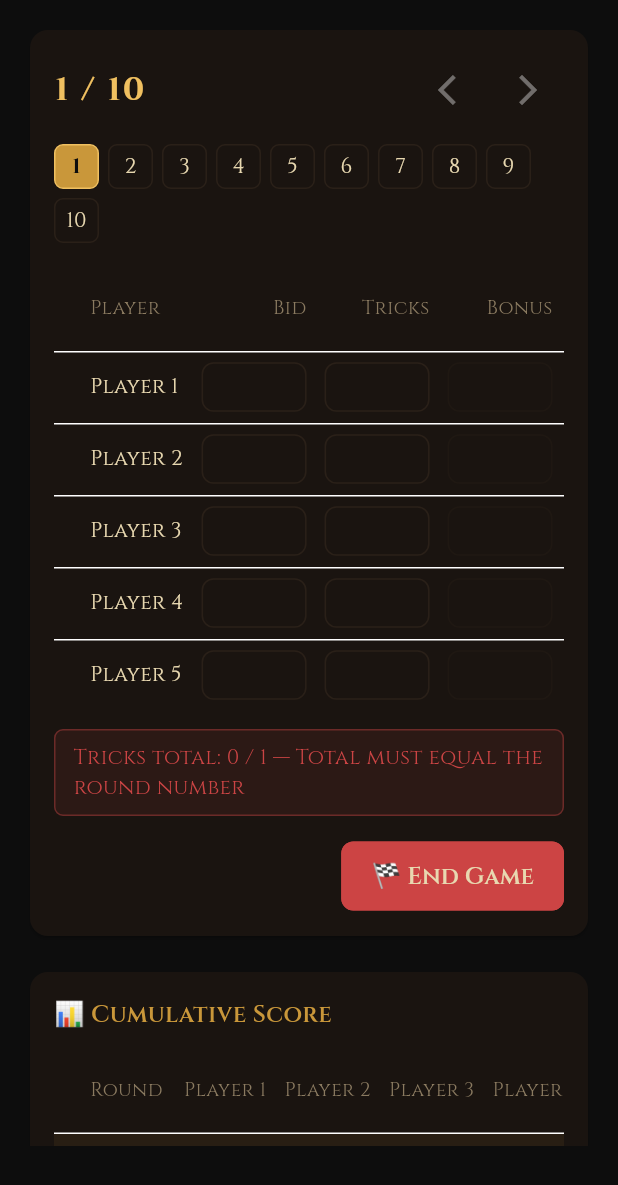
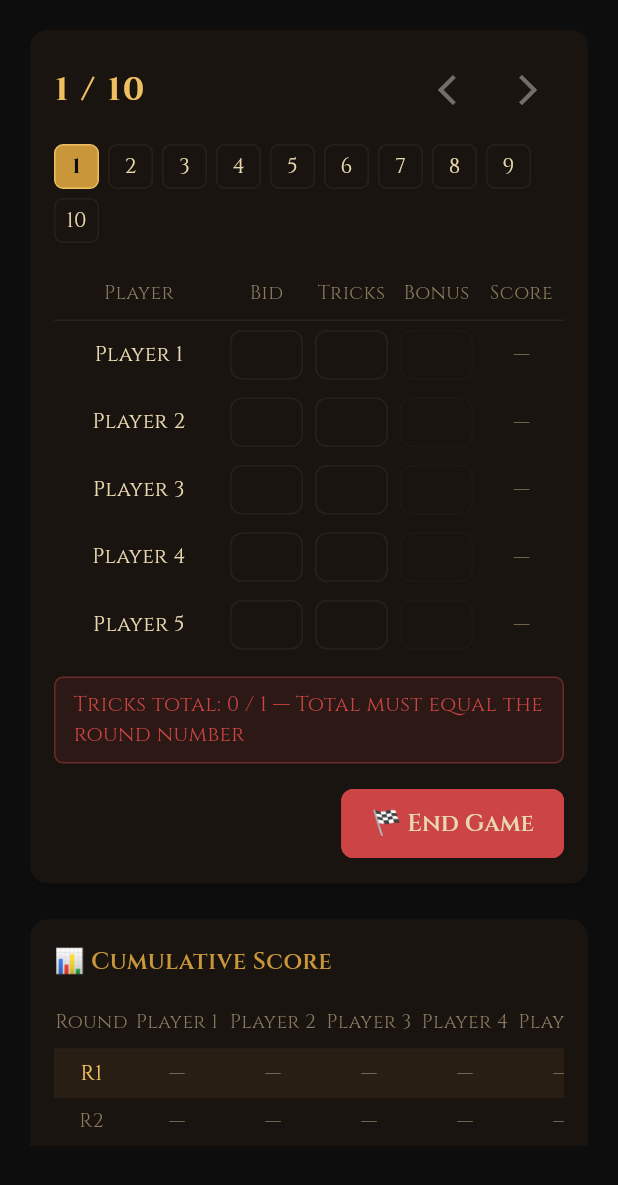
Before and after one commit to iOS-Kiwon/quick_board, a Flutter app: the screen it shows after launch, after a tap on "⚓ Start Game", on a phone screen of 412 x 824 dp. Shown: the top 1185 px of the screen. Run offline on Flutter 3.47's test engine with Material 3 defaults, Android fonts, the phone set to English and light mode, and no system bars; our stand-ins replace flutter_riverpod, go_router, google_fonts, google_mobile_ads, screenshot, share_plus; network calls fail.

Commit message:
feat: 키보드 dismiss, 플레이어명 5자 제한, 표 레이아웃 개선
1. 두 앱: 화면 빈 영역 탭 시 키보드 닫힘 (MaterialApp builder GestureDetector)
2. 스컬킹 ScoreInputTable: 헤더/플레이어명 center alignment + 폭 꽉 차게 (Row+Expanded)
3. 두 앱: 플레이어 이름 입력 5자 제한 (skulking PlayerNameInput, yacht TextField)
4. 스컬킹 ScoreInputTable: DataTable → Row+Expanded로 폭 꽉 차게
5. 스컬킹 ScoreboardTable: LayoutBuilder로 fill/scroll 자동 전환
   - 화면에 맞으면 폭 꽉 채워 분배, 부족하면 가로 스크롤

빌드 검증: skulking, yacht 모두 iOS Release 빌드 성공.

Co-Authored-By: Claude Sonnet 4.6 <noreply@anthropic.com>

```diff
--- a/quick-board-flutter/apps/skulking/lib/main.dart
+++ b/quick-board-flutter/apps/skulking/lib/main.dart
@@ -29,6 +29,11 @@ class SkulkingApp extends StatelessWidget {
       routerConfig: appRouter,
       theme: AppTheme.dark,
       onGenerateTitle: (context) => AppLocalizations.of(context)!.appName,
+      builder: (context, child) => GestureDetector(
+        behavior: HitTestBehavior.translucent,
+        onTap: () => FocusManager.instance.primaryFocus?.unfocus(),
+        child: child,
+      ),
       localizationsDelegates: const [
         AppLocalizations.delegate,
         GlobalMaterialLocalizations.delegate,
--- a/quick-board-flutter/apps/skulking/lib/widgets/score_input_table.dart
+++ b/quick-board-flutter/apps/skulking/lib/widgets/score_input_table.dart
@@ -99,49 +99,116 @@ class _ScoreInputTableState extends State<ScoreInputTable> {
   @override
   Widget build(BuildContext context) {
     final l = AppLocalizations.of(context)!;
-    return SingleChildScrollView(
-      scrollDirection: Axis.horizontal,
-      child: DataTable(
-        headingTextStyle: AppTextStyles.bodyDim,
-        dataTextStyle: AppTextStyles.body,
-        columnSpacing: 12,
-        columns: [
-          DataColumn(label: Text(l.playerHeader, style: AppTextStyles.bodyDim)),
-          DataColumn(label: Text(l.predictedWins, style: AppTextStyles.bodyDim), numeric: true),
-          DataColumn(label: Text(l.actualWins, style: AppTextStyles.bodyDim), numeric: true),
-          DataColumn(label: Text(l.bonus, style: AppTextStyles.bodyDim), numeric: true),
-          DataColumn(label: Text(l.roundScore, style: AppTextStyles.bodyDim), numeric: true),
+
+    return Column(
+      children: [
+        _headerRow(l),
+        const Divider(height: 1, color: AppColors.border),
+        ...List.generate(widget.players.length, (i) => _playerRow(i)),
       ],
-        rows: List.generate(widget.players.length, (i) {
+    );
+  }
+
+  Widget _headerRow(AppLocalizations l) {
+    return Padding(
+      padding: const EdgeInsets.symmetric(vertical: 8),
+      child: Row(
+        children: [
+          Expanded(
+            flex: 2,
+            child: Text(
+              l.playerHeader,
+              style: AppTextStyles.bodyDim,
+              textAlign: TextAlign.center,
+            ),
+          ),
+          Expanded(
+            child: Text(
+              l.predictedWins,
+              style: AppTextStyles.bodyDim,
+              textAlign: TextAlign.center,
+            ),
+          ),
+          Expanded(
+            child: Text(
+              l.actualWins,
+              style: AppTextStyles.bodyDim,
+              textAlign: TextAlign.center,
+            ),
+          ),
+          Expanded(
+            child: Text(
+              l.bonus,
+              style: AppTextStyles.bodyDim,
+              textAlign: TextAlign.center,
+            ),
+          ),
+          Expanded(
+            child: Text(
+              l.roundScore,
+              style: AppTextStyles.bodyDim,
+              textAlign: TextAlign.center,
+            ),
+          ),
+        ],
+      ),
+    );
+  }
+
+  Widget _playerRow(int i) {
     final saved = widget.savedScores[i];
     final bonusApplies = saved != null &&
         saved.predictedWins > 0 &&
         saved.predictedWins == saved.actualWins;
 
-          return DataRow(cells: [
-            DataCell(Text(widget.players[i])),
-            DataCell(_numberField(_bidCtrl[i], i, focusNode: i == 0 ? _firstBidFocus : null)),
-            DataCell(_numberField(_tricksCtrl[i], i)),
-            DataCell(
-              Opacity(
+    return Padding(
+      padding: const EdgeInsets.symmetric(vertical: 6),
+      child: Row(
+        crossAxisAlignment: CrossAxisAlignment.center,
+        children: [
+          Expanded(
+            flex: 2,
+            child: Text(
+              widget.players[i],
+              style: AppTextStyles.body,
+              textAlign: TextAlign.center,
+              maxLines: 1,
+              overflow: TextOverflow.ellipsis,
+            ),
+          ),
+          Expanded(
+            child: _numberField(
+              _bidCtrl[i],
+              i,
+              focusNode: i == 0 ? _firstBidFocus : null,
+            ),
+          ),
+          Expanded(child: _numberField(_tricksCtrl[i], i)),
+          Expanded(
+            child: Opacity(
               opacity: bonusApplies ? 1.0 : 0.35,
               child: _numberField(_bonusCtrl[i], i),
             ),
           ),
-            DataCell(
-              saved != null
+          Expanded(
+            child: Center(
+              child: saved != null
                   ? ScoreCard(score: saved.roundScore)
                   : Text('—', style: AppTextStyles.bodyDim),
             ),
-          ]);
-        }),
+          ),
+        ],
       ),
     );
   }
 
-  Widget _numberField(TextEditingController ctrl, int playerIndex, {FocusNode? focusNode}) {
-    return SizedBox(
-      width: 70,
+  Widget _numberField(
+    TextEditingController ctrl,
+    int playerIndex, {
+    FocusNode? focusNode,
+  }) {
+    return Padding(
+      padding: const EdgeInsets.symmetric(horizontal: 4),
       child: TextField(
         controller: ctrl,
         focusNode: focusNode,
--- a/quick-board-flutter/apps/skulking/lib/widgets/scoreboard_table.dart
+++ b/quick-board-flutter/apps/skulking/lib/widgets/scoreboard_table.dart
@@ -18,63 +18,145 @@ class ScoreboardTable extends StatelessWidget {
   final int currentRound;
   final List<int> totalScores;
 
+  static const double _roundColumnWidth = 50.0;
+  static const double _minPlayerColumnWidth = 64.0;
+
   @override
   Widget build(BuildContext context) {
     final l = AppLocalizations.of(context)!;
+
     return LayoutBuilder(
-      builder: (context, constraints) => SingleChildScrollView(
+      builder: (context, constraints) {
+        final available = constraints.maxWidth;
+        final minTotal = _roundColumnWidth + _minPlayerColumnWidth * players.length;
+
+        if (available >= minTotal) {
+          // 화면 폭에 꽉 차도록 분배
+          final playerColWidth =
+              (available - _roundColumnWidth) / players.length;
+          return _buildTable(l, playerColWidth: playerColWidth, totalWidth: available);
+        }
+
+        // 가로 스크롤 모드
+        return SingleChildScrollView(
           scrollDirection: Axis.horizontal,
-        child: ConstrainedBox(
-          constraints: BoxConstraints(minWidth: constraints.maxWidth),
-          child: Center(
-            child: DataTable(
-              headingTextStyle: AppTextStyles.bodyDim,
-              dataTextStyle: AppTextStyles.body,
-              columnSpacing: 12,
-              columns: [
-                DataColumn(label: Text(l.roundHeader, style: AppTextStyles.bodyDim)),
-                ...players.map((p) => DataColumn(
-                      label: Text(p, style: AppTextStyles.bodyDim),
-                      numeric: true,
-                    )),
-              ],
-              rows: [
+          child: SizedBox(
+            width: minTotal,
+            child: _buildTable(
+              l,
+              playerColWidth: _minPlayerColumnWidth,
+              totalWidth: minTotal,
+            ),
+          ),
+        );
+      },
+    );
+  }
+
+  Widget _buildTable(
+    AppLocalizations l, {
+    required double playerColWidth,
+    required double totalWidth,
+  }) {
+    return Column(
+      children: [
+        _headerRow(l, playerColWidth: playerColWidth),
+        const Divider(height: 1, color: AppColors.border),
         ...List.generate(kMaxRounds, (i) {
           final r = i + 1;
+          return _roundRow(r, playerColWidth: playerColWidth);
+        }),
+        Container(
+          color: AppColors.card,
+          child: _totalRow(l, playerColWidth: playerColWidth),
+        ),
+      ],
+    );
+  }
+
+  Widget _headerRow(AppLocalizations l, {required double playerColWidth}) {
+    return Padding(
+      padding: const EdgeInsets.symmetric(vertical: 8),
+      child: Row(
+        children: [
+          SizedBox(
+            width: _roundColumnWidth,
+            child: Text(
+              l.roundHeader,
+              style: AppTextStyles.bodyDim,
+              textAlign: TextAlign.center,
+            ),
+          ),
+          ...players.map(
+            (p) => SizedBox(
+              width: playerColWidth,
+              child: Text(
+                p,
+                style: AppTextStyles.bodyDim,
+                textAlign: TextAlign.center,
+                maxLines: 1,
+                overflow: TextOverflow.ellipsis,
+              ),
+            ),
+          ),
+        ],
+      ),
+    );
+  }
+
+  Widget _roundRow(int r, {required double playerColWidth}) {
     final isCurrent = r == currentRound;
-                  return DataRow(
-                    color: isCurrent
-                        ? WidgetStateProperty.all(
-                            AppColors.gold.withOpacity(0.08))
-                        : null,
-                    cells: [
-                      DataCell(Text(l.roundPrefix(r),
+    return Container(
+      color: isCurrent ? AppColors.gold.withOpacity(0.08) : null,
+      padding: const EdgeInsets.symmetric(vertical: 6),
+      child: Row(
+        children: [
+          SizedBox(
+            width: _roundColumnWidth,
+            child: Text(
+              'R$r',
               style: isCurrent
-                              ? AppTextStyles.body
-                                  .copyWith(color: AppColors.goldBright)
-                              : AppTextStyles.bodyDim)),
+                  ? AppTextStyles.body.copyWith(color: AppColors.goldBright)
+                  : AppTextStyles.bodyDim,
+              textAlign: TextAlign.center,
+            ),
+          ),
           ...List.generate(players.length, (pi) {
             final s = scores[pi]?[r];
-                        return DataCell(
-                          s != null
+            return SizedBox(
+              width: playerColWidth,
+              child: Center(
+                child: s != null
                     ? ScoreCard(score: s.roundScore)
                     : Text('—', style: AppTextStyles.bodyDim),
+              ),
             );
           }),
         ],
+      ),
     );
-                }),
-                DataRow(
-                  color: WidgetStateProperty.all(AppColors.card),
-                  cells: [
-                    DataCell(Text(l.shareTotal, style: AppTextStyles.subheading)),
-                    ...totalScores.map((t) => DataCell(ScoreCard(score: t))),
-                  ],
+  }
+
+  Widget _totalRow(AppLocalizations l, {required double playerColWidth}) {
+    return Padding(
+      padding: const EdgeInsets.symmetric(vertical: 8),
+      child: Row(
+        children: [
+          SizedBox(
+            width: _roundColumnWidth,
+            child: Text(
+              l.shareTotal,
+              style: AppTextStyles.subheading,
+              textAlign: TextAlign.center,
+            ),
+          ),
+          ...totalScores.map(
+            (t) => SizedBox(
+              width: playerColWidth,
+              child: Center(child: ScoreCard(score: t)),
+            ),
           ),
         ],
-            ),
-          ),
-        ),
       ),
     );
   }
--- a/quick-board-flutter/apps/yacht/lib/main.dart
+++ b/quick-board-flutter/apps/yacht/lib/main.dart
@@ -29,6 +29,12 @@ class YachtApp extends StatelessWidget {
     return MaterialApp.router(
       routerConfig: appRouter,
       theme: YachtTheme.dark,
+      onGenerateTitle: (context) => AppLocalizations.of(context)!.appName,
+      builder: (context, child) => GestureDetector(
+        behavior: HitTestBehavior.translucent,
+        onTap: () => FocusManager.instance.primaryFocus?.unfocus(),
+        child: child,
+      ),
       localizationsDelegates: const [
         AppLocalizations.delegate,
         GlobalMaterialLocalizations.delegate,
--- a/quick-board-flutter/apps/yacht/lib/screens/setup_screen.dart
+++ b/quick-board-flutter/apps/yacht/lib/screens/setup_screen.dart
@@ -88,6 +88,7 @@ class _SetupScreenState extends ConsumerState<SetupScreen> {
                             child: TextField(
                               controller: _controllers[i],
                               focusNode: _focusNodes[i],
+                              maxLength: 5,
                               style: YachtTextStyles.body,
                               textInputAction: i < _playerCount - 1
                                   ? TextInputAction.next
@@ -99,6 +100,7 @@ class _SetupScreenState extends ConsumerState<SetupScreen> {
                               },
                               decoration: InputDecoration(
                                 labelText: l.playerName(i + 1),
+                                counterText: '',
                               ),
                             ),
                           ),
--- a/quick-board-flutter/packages/quick_board_core/lib/widgets/player_name_input.dart
+++ b/quick-board-flutter/packages/quick_board_core/lib/widgets/player_name_input.dart
@@ -15,7 +15,7 @@ class PlayerNameInput extends StatelessWidget {
   Widget build(BuildContext context) {
     return TextField(
       controller: controller,
-      maxLength: 12,
+      maxLength: 5,
       style: AppTextStyles.body,
       decoration: InputDecoration(
         labelText: label,
```
Lines whose indentation alone changed are shown as unchanged.
